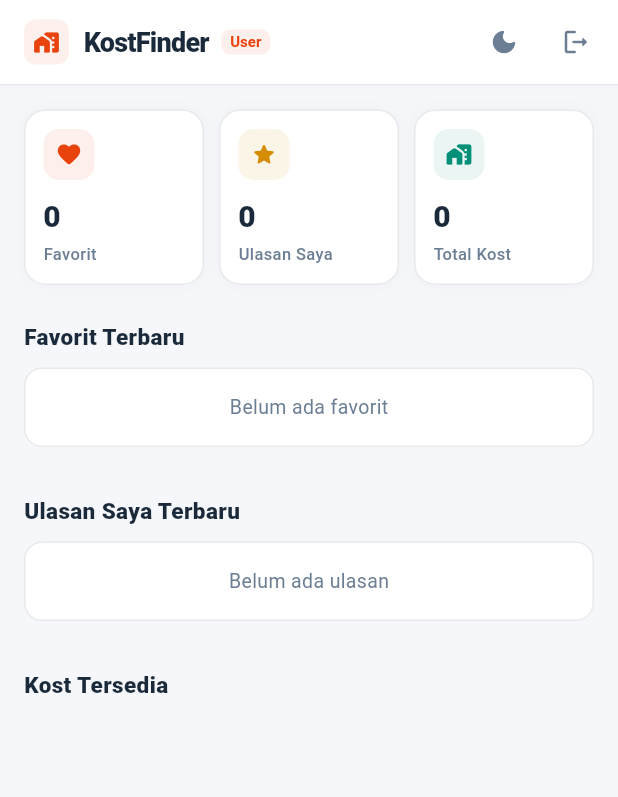
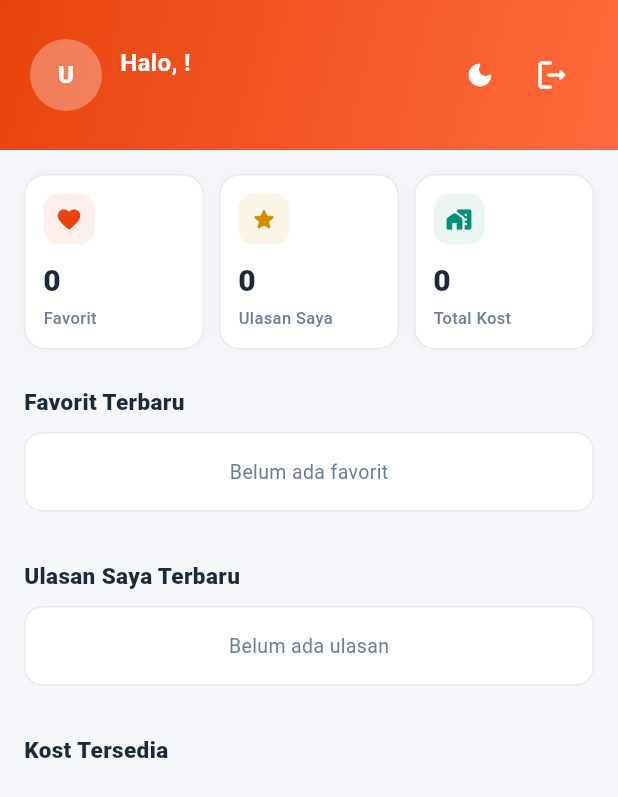
Before and after one commit to YuB14/KostFinder, a Flutter app: the DashboardScreen screen opened directly, on a phone screen of 412 x 824 dp. Shown: the top 797 px of the screen. Run offline on Flutter 3.47's test engine with Material 3 defaults, Android fonts, the phone set to English and light mode, and no system bars; our stand-ins replace cached_network_image, image_picker, shared_preferences; accounts and stored records are empty; network calls fail; Roboto replaces fonts that are missing (DM Sans).

Commit message:
menyesuaikan ui user dengan admin part 2 fixed dashboard, main dart admin dan user masih bypass login)

```diff
--- a/flutter_kostfinder/lib/User/screens/dashboard/dashboard_screen.dart
+++ b/flutter_kostfinder/lib/User/screens/dashboard/dashboard_screen.dart
@@ -88,8 +88,6 @@ class _DashboardScreenState extends State<DashboardScreen> {
     final border = isDark ? AppColors.borderDark : AppColors.borderLight;
     final muted = isDark ? AppColors.mutedDark : AppColors.mutedLight;
     final textColor = isDark ? AppColors.textDark : AppColors.textLight;
-    final card = isDark ? AppColors.cardDark : AppColors.cardLight;
-    final border = isDark ? AppColors.borderDark : AppColors.borderLight;
 
     return Scaffold(
       body: RefreshIndicator(
@@ -99,33 +97,93 @@ class _DashboardScreenState extends State<DashboardScreen> {
           controller: _scrollCtrl,
           slivers: [
           SliverAppBar(
-            expandedHeight: 0,
+            expandedHeight: 100,
             floating: false,
             pinned: true,
             automaticallyImplyLeading: false,
-            backgroundColor: card,
+            backgroundColor: AppColors.coral,
             elevation: 0,
-            surfaceTintColor: Colors.transparent,
-            title: Row(children: [
-              Container(
-                padding: const EdgeInsets.all(6),
-                decoration: BoxDecoration(color: AppColors.coralBg, borderRadius: BorderRadius.circular(8)),
-                child: const Icon(Icons.home_work_rounded, color: AppColors.coral, size: 18),
+            title: AnimatedOpacity(
+              opacity: _scrolled ? 1.0 : 0.0,
+              duration: const Duration(milliseconds: 200),
+              child: Row(children: [
+                CircleAvatar(
+                  radius: 14,
+                  backgroundColor: Colors.white.withValues(alpha: 0.3),
+                  backgroundImage: _userPhotoUrl != null ? NetworkImage(_userPhotoUrl!) : null,
+                  child: _userPhotoUrl == null ? Text(Helpers.initials(_userName),
+                      style: const TextStyle(color: Colors.white, fontWeight: FontWeight.w800, fontSize: 11)) : null,
                 ),
-              const SizedBox(width: 10),
-              Text('KostFinder', style: TextStyle(fontSize: 18, fontWeight: FontWeight.w800, color: textColor, letterSpacing: -0.5)),
                 const SizedBox(width: 8),
-              Container(
-                padding: const EdgeInsets.symmetric(horizontal: 6, vertical: 2),
-                decoration: BoxDecoration(color: AppColors.coralBg, borderRadius: BorderRadius.circular(6)),
-                child: const Text('User', style: TextStyle(fontSize: 10, fontWeight: FontWeight.w700, color: AppColors.coral)),
-              ),
+                Text('Halo, ${_userName.split(" ").first}!',
+                    style: const TextStyle(color: Colors.white, fontSize: 15, fontWeight: FontWeight.w700)),
               ]),
-            bottom: PreferredSize(
-              preferredSize: const Size.fromHeight(1),
-              child: Divider(height: 1, thickness: 1, color: border),
             ),
             actions: [
+              AnimatedOpacity(
+                opacity: _scrolled ? 1.0 : 0.0,
+                duration: const Duration(milliseconds: 200),
+                child: ValueListenableBuilder<ThemeMode>(
+                  valueListenable: themeNotifier,
+                  builder: (_, mode, __) {
+                    final isDarkMode = mode == ThemeMode.dark ||
+                        (mode == ThemeMode.system &&
+                            WidgetsBinding.instance.platformDispatcher.platformBrightness == Brightness.dark);
+                    return IconButton(
+                      icon: Icon(isDarkMode ? Icons.light_mode_rounded : Icons.dark_mode_rounded, size: 20, color: Colors.white),
+                      onPressed: () => themeNotifier.value = isDarkMode ? ThemeMode.light : ThemeMode.dark,
+                    );
+                  },
+                ),
+              ),
+              AnimatedOpacity(
+                opacity: _scrolled ? 1.0 : 0.0,
+                duration: const Duration(milliseconds: 200),
+                child: IconButton(
+                  icon: const Icon(Icons.logout_rounded, color: Colors.white),
+                  onPressed: _logout,
+                ),
+              ),
+            ],
+            flexibleSpace: FlexibleSpaceBar(
+              collapseMode: CollapseMode.pin,
+              background: Container(
+                decoration: const BoxDecoration(
+                  gradient: LinearGradient(
+                    colors: [AppColors.coral, AppColors.coral2],
+                    begin: Alignment.topLeft,
+                    end: Alignment.bottomRight,
+                  ),
+                ),
+                child: SafeArea(
+                  bottom: false,
+                  child: Padding(
+                    padding: const EdgeInsets.fromLTRB(20, 12, 20, 12),
+                    child: Row(
+                      crossAxisAlignment: CrossAxisAlignment.center,
+                      children: [
+                        CircleAvatar(
+                          radius: 24,
+                          backgroundColor: Colors.white.withValues(alpha: 0.3),
+                          backgroundImage: _userPhotoUrl != null ? NetworkImage(_userPhotoUrl!) : null,
+                          child: _userPhotoUrl == null
+                              ? Text(Helpers.initials(_userName),
+                                  style: const TextStyle(color: Colors.white, fontWeight: FontWeight.w800, fontSize: 16))
+                              : null,
+                        ),
+                        const SizedBox(width: 12),
+                        Expanded(
+                          child: Column(
+                            crossAxisAlignment: CrossAxisAlignment.start,
+                            mainAxisAlignment: MainAxisAlignment.center,
+                            children: [
+                              Text('Halo, ${_userName.split(" ").first}!',
+                                  style: const TextStyle(color: Colors.white, fontSize: 16, fontWeight: FontWeight.w700)),
+                              Text(_userEmail,
+                                  style: const TextStyle(color: Colors.white70, fontSize: 12)),
+                            ],
+                          ),
+                        ),
                         ValueListenableBuilder<ThemeMode>(
                           valueListenable: themeNotifier,
                           builder: (_, mode, __) {
@@ -133,17 +191,21 @@ class _DashboardScreenState extends State<DashboardScreen> {
                                 (mode == ThemeMode.system &&
                                     WidgetsBinding.instance.platformDispatcher.platformBrightness == Brightness.dark);
                             return IconButton(
-                    icon: Icon(isDarkMode ? Icons.light_mode_rounded : Icons.dark_mode_rounded, size: 20, color: muted),
+                              icon: Icon(isDarkMode ? Icons.light_mode_rounded : Icons.dark_mode_rounded, size: 20, color: Colors.white),
                               onPressed: () => themeNotifier.value = isDarkMode ? ThemeMode.light : ThemeMode.dark,
                             );
                           },
                         ),
                         IconButton(
-                icon: Icon(Icons.logout_rounded, color: muted, size: 20),
+                          icon: const Icon(Icons.logout_rounded, color: Colors.white),
                           onPressed: _logout,
                         ),
-              const SizedBox(width: 4),
                       ],
+                    ),
+                  ),
+                ),
+              ),
+            ),
           ),
 
                         if (_isLoading)
```
Lines whose indentation alone changed are shown as unchanged.
